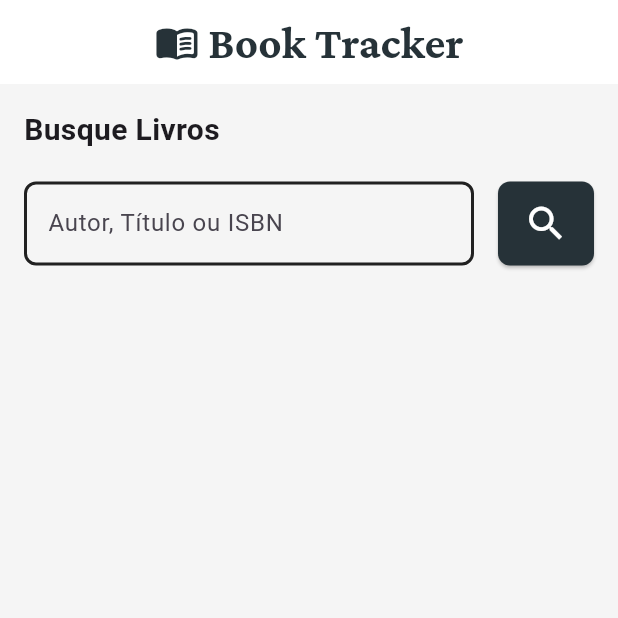
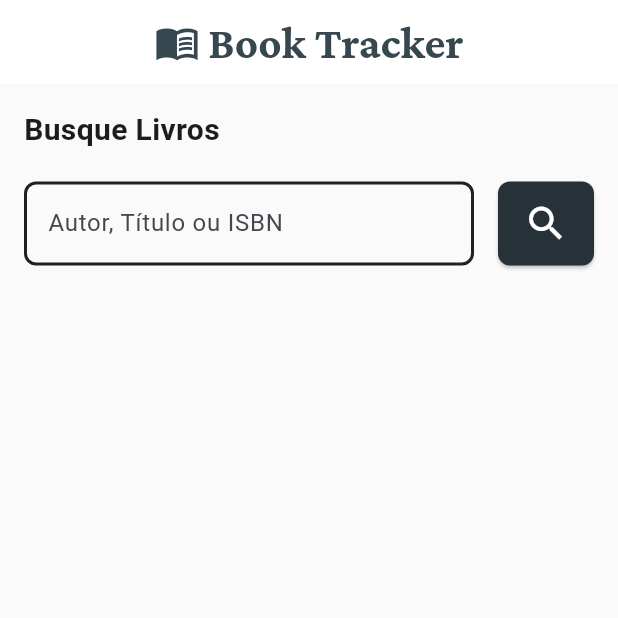
Before and after one commit to nicolemartinsx/book-tracker, a Flutter app: the screen it shows after launch, swiped to page 2, on a phone screen of 412 x 824 dp, the top half of it. Run offline on Flutter 3.47's test engine with Material 3 defaults, Android fonts, the phone set to English and light mode, and no system bars; our stand-ins replace google_fonts.

Commit message:
style: UI adjustments

```diff
--- a/lib/pages/home_page.dart
+++ b/lib/pages/home_page.dart
@@ -42,11 +42,7 @@ class _HomePageState extends State<HomePage> {
         title: Row(
           mainAxisAlignment: MainAxisAlignment.center,
           children: [
-            Icon(
-              Icons.menu_book_rounded,
-              color: Colors.blueGrey[900],
-              size: 30,
-            ),
+            Icon(Icons.menu_book_sharp, color: Colors.blueGrey[800], size: 30),
             Text(' Book Tracker'),
           ],
         ),
@@ -54,7 +50,7 @@ class _HomePageState extends State<HomePage> {
           fontFamily: GoogleFonts.crimsonPro().fontFamily,
           fontSize: 30,
           fontWeight: FontWeight.bold,
-          color: Colors.blueGrey[900],
+          color: Colors.blueGrey[800],
         ),
       ),
       bottomNavigationBar: BottomNavigationBar(
--- a/lib/pages/pesquisa_page.dart
+++ b/lib/pages/pesquisa_page.dart
@@ -10,7 +10,9 @@ class SearchPage extends StatefulWidget {
 class _SearchPageState extends State<SearchPage> {
   @override
   Widget build(BuildContext context) {
-    return Padding(
+    return Scaffold(
+      backgroundColor: Colors.grey[50],
+      body: Padding(
         padding: const EdgeInsets.all(16.0), // Margem ao redor do conteúdo
         child: Column(
           crossAxisAlignment: CrossAxisAlignment.start,
@@ -31,7 +33,10 @@ class _SearchPageState extends State<SearchPage> {
                         borderSide: BorderSide(color: Colors.black87, width: 2),
                       ),
                       focusedBorder: OutlineInputBorder(
-                      borderSide: BorderSide(color: Colors.blueGrey, width: 3),
+                        borderSide: BorderSide(
+                          color: Colors.blueGrey,
+                          width: 3,
+                        ),
                         borderRadius: BorderRadius.circular(8),
                       ),
                     ),
@@ -56,6 +61,7 @@ class _SearchPageState extends State<SearchPage> {
             ),
           ],
         ),
+      ),
     );
   }
 }
```
Lines whose indentation alone changed are shown as unchanged.
